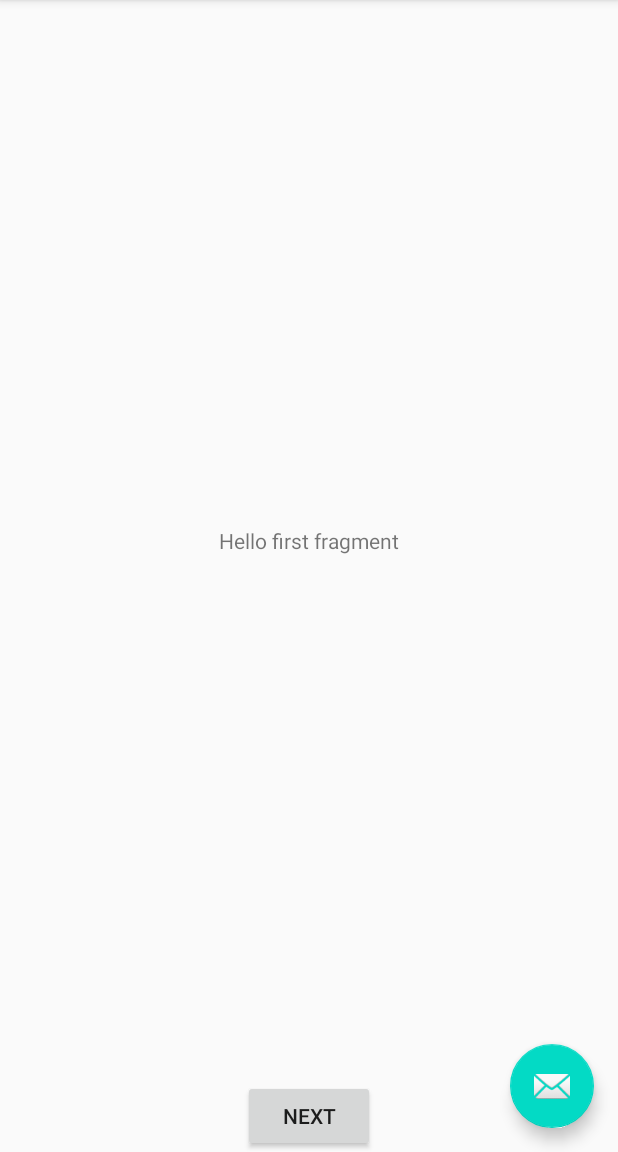
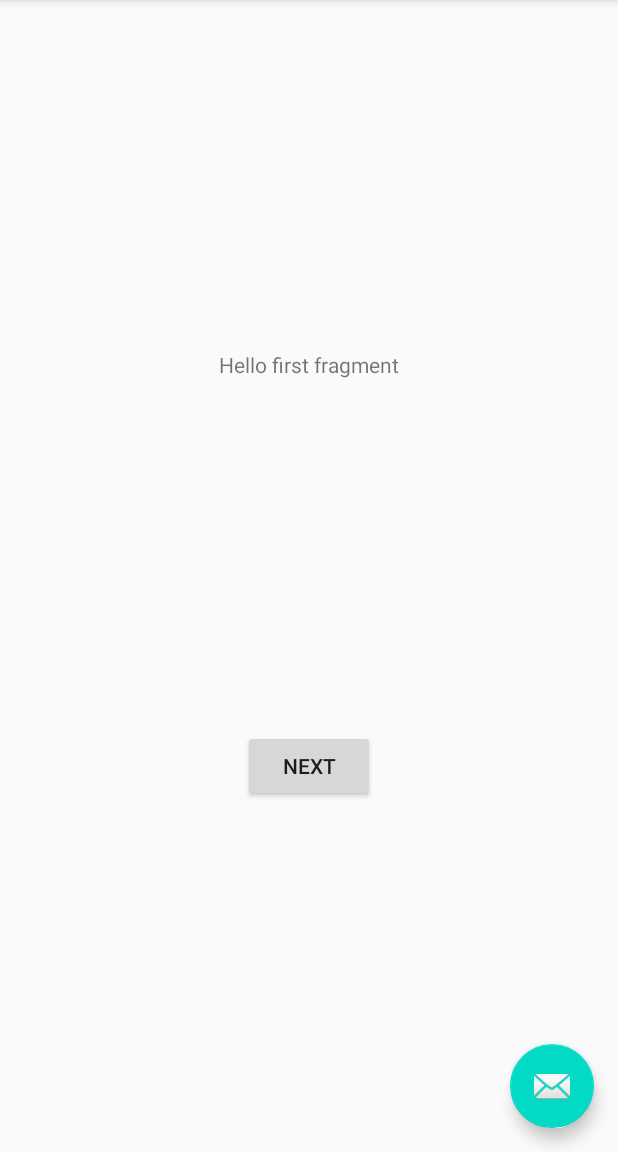
Before and after one commit to wyattevans/Basic-Activity-Java, an Android app: the screen it shows after launch (MainActivity), on a phone screen of 412 x 824 dp, the part 84-1236 px from its top. Run offline under Robolectric (Android 15) with nearby library versions, the phone set to English and light mode, and no system bars.

Commit message:
Referenced correct text view id on button view in first fragment.

```diff
--- a/app/src/main/res/layout/fragment_first.xml
+++ b/app/src/main/res/layout/fragment_first.xml
@@ -24,5 +24,5 @@
         app:layout_constraintBottom_toBottomOf="parent"
         app:layout_constraintEnd_toEndOf="parent"
         app:layout_constraintStart_toStartOf="parent"
-        app:layout_constraintTop_toBottomOf="@id/textview_first" />
+        app:layout_constraintTop_toBottomOf="@id/text_view_first" />
 </androidx.constraintlayout.widget.ConstraintLayout>
```
